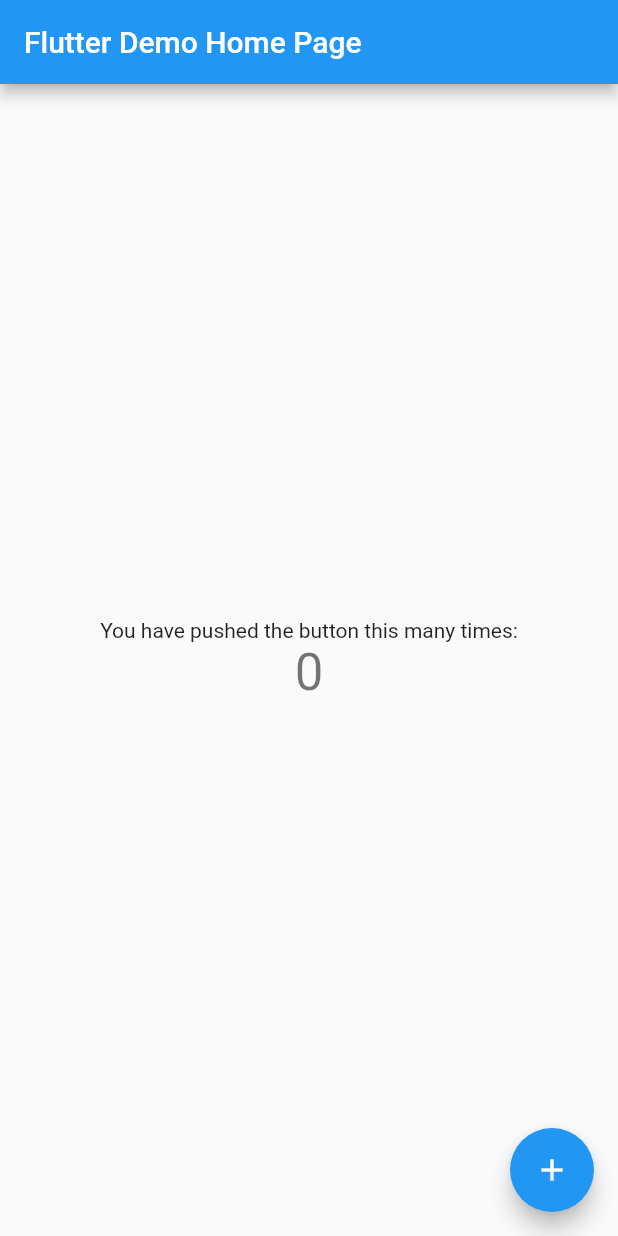
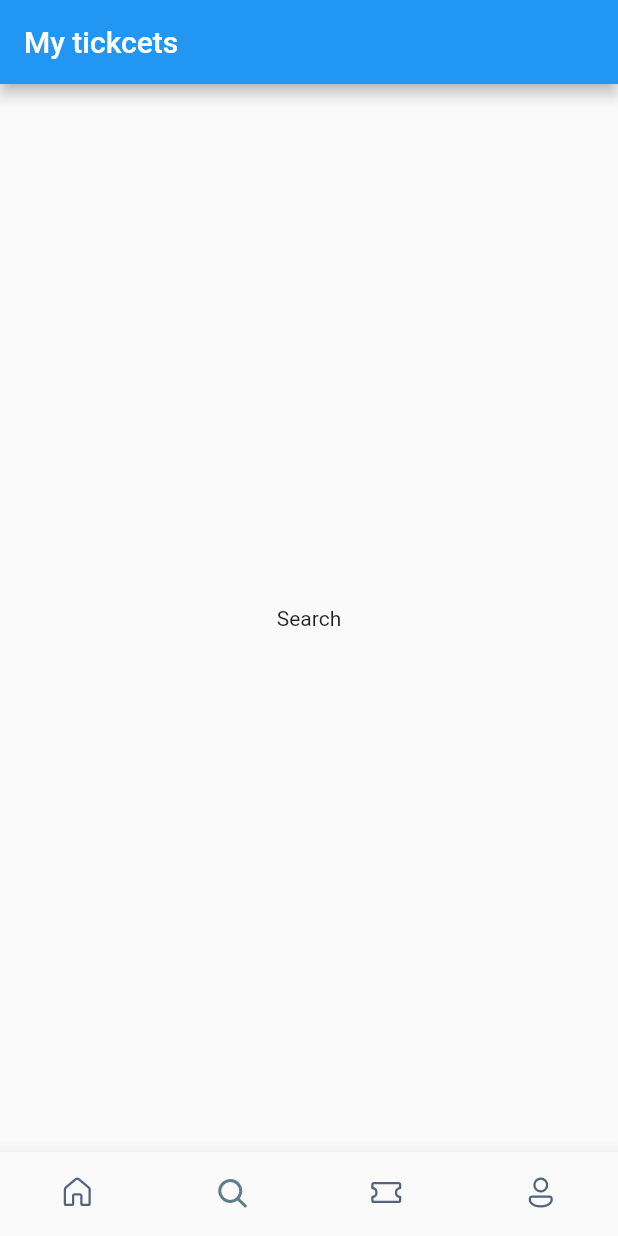
Before and after one commit to ecali/ticket_booking_app, a Flutter app: the screen it shows after launch, on a phone screen of 412 x 824 dp. Run offline on Flutter 3.47's test engine with Material 2 defaults, Android fonts, the phone set to English and light mode, and no system bars; our stand-ins replace fluentui_icons.

Commit message:
Create Bottom Bar
Add bottom bar icons and handle index for show body widget

```diff
--- a/lib/main.dart
+++ b/lib/main.dart
@@ -1,4 +1,5 @@
 import 'package:flutter/material.dart';
+import 'package:ticket_booking_app/screens/bottom_bar.dart';
 
 void main() {
   runApp(const MyApp());
@@ -13,103 +14,9 @@ class MyApp extends StatelessWidget {
     return MaterialApp(
       title: 'Flutter Demo',
       theme: ThemeData(
-        // This is the theme of your application.
-        //
-        // Try running your application with "flutter run". You'll see the
-        // application has a blue toolbar. Then, without quitting the app, try
-        // changing the primarySwatch below to Colors.green and then invoke
-        // "hot reload" (press "r" in the console where you ran "flutter run",
-        // or simply save your changes to "hot reload" in a Flutter IDE).
-        // Notice that the counter didn't reset back to zero; the application
-        // is not restarted.
         primarySwatch: Colors.blue,
       ),
-      home: const MyHomePage(title: 'Flutter Demo Home Page'),
+      home: const BottomBar(),
     );
   }
 }
-
-class MyHomePage extends StatefulWidget {
-  const MyHomePage({Key? key, required this.title}) : super(key: key);
-
-  // This widget is the home page of your application. It is stateful, meaning
-  // that it has a State object (defined below) that contains fields that affect
-  // how it looks.
-
-  // This class is the configuration for the state. It holds the values (in this
-  // case the title) provided by the parent (in this case the App widget) and
-  // used by the build method of the State. Fields in a Widget subclass are
-  // always marked "final".
-
-  final String title;
-
-  @override
-  State<MyHomePage> createState() => _MyHomePageState();
-}
-
-class _MyHomePageState extends State<MyHomePage> {
-  int _counter = 0;
-
-  void _incrementCounter() {
-    setState(() {
-      // This call to setState tells the Flutter framework that something has
-      // changed in this State, which causes it to rerun the build method below
-      // so that the display can reflect the updated values. If we changed
-      // _counter without calling setState(), then the build method would not be
-      // called again, and so nothing would appear to happen.
-      _counter++;
-    });
-  }
-
-  @override
-  Widget build(BuildContext context) {
-    // This method is rerun every time setState is called, for instance as done
-    // by the _incrementCounter method above.
-    //
-    // The Flutter framework has been optimized to make rerunning build methods
-    // fast, so that you can just rebuild anything that needs updating rather
-    // than having to individually change instances of widgets.
-    return Scaffold(
-      appBar: AppBar(
-        // Here we take the value from the MyHomePage object that was created by
-        // the App.build method, and use it to set our appbar title.
-        title: Text(widget.title),
-      ),
-      body: Center(
-        // Center is a layout widget. It takes a single child and positions it
-        // in the middle of the parent.
-        child: Column(
-          // Column is also a layout widget. It takes a list of children and
-          // arranges them vertically. By default, it sizes itself to fit its
-          // children horizontally, and tries to be as tall as its parent.
-          //
-          // Invoke "debug painting" (press "p" in the console, choose the
-          // "Toggle Debug Paint" action from the Flutter Inspector in Android
-          // Studio, or the "Toggle Debug Paint" command in Visual Studio Code)
-          // to see the wireframe for each widget.
-          //
-          // Column has various properties to control how it sizes itself and
-          // how it positions its children. Here we use mainAxisAlignment to
-          // center the children vertically; the main axis here is the vertical
-          // axis because Columns are vertical (the cross axis would be
-          // horizontal).
-          mainAxisAlignment: MainAxisAlignment.center,
-          children: <Widget>[
-            const Text(
-              'You have pushed the button this many times:',
-            ),
-            Text(
-              '$_counter',
-              style: Theme.of(context).textTheme.headline4,
-            ),
-          ],
-        ),
-      ),
-      floatingActionButton: FloatingActionButton(
-        onPressed: _incrementCounter,
-        tooltip: 'Increment',
-        child: const Icon(Icons.add),
-      ), // This trailing comma makes auto-formatting nicer for build methods.
-    );
-  }
-}
--- /dev/null
+++ b/lib/screens/bottom_bar.dart
@@ -0,0 +1,61 @@
+import 'package:fluentui_icons/fluentui_icons.dart';
+import 'package:flutter/cupertino.dart';
+import 'package:flutter/material.dart';
+
+class BottomBar extends StatefulWidget {
+  const BottomBar({Key? key}) : super(key: key);
+
+  @override
+  State<BottomBar> createState() => _BottomBarState();
+}
+
+class _BottomBarState extends State<BottomBar> {
+  int _selectedIndex = 1;
+  static final List<Widget>_widgetOptions = <Widget>[
+    const Text('Home'),
+    const Text('Search'),
+    const Text('Tickets'),
+    const Text('Profile')
+  ];
+
+  void _onItemTapped(int index){
+    setState(() {
+      _selectedIndex = index;
+    });
+  }
+  @override
+  Widget build(BuildContext context) {
+    return Scaffold(
+      appBar: AppBar(
+        title: const Text('My tickcets')
+      ),
+      body: Center(
+          child: _widgetOptions[_selectedIndex]
+      ),
+      bottomNavigationBar: BottomNavigationBar(
+        currentIndex: _selectedIndex,
+        onTap: _onItemTapped,
+        elevation: 10,
+        showSelectedLabels: false,
+        showUnselectedLabels: false,
+        selectedItemColor: Colors.blueGrey,
+        type: BottomNavigationBarType.fixed,
+        unselectedItemColor: const Color(0xFF526480),
+        items: const [
+          BottomNavigationBarItem(icon: Icon(FluentSystemIcons.ic_fluent_home_regular),
+              activeIcon: Icon(FluentSystemIcons.ic_fluent_home_filled),
+              label: 'Home'),
+          BottomNavigationBarItem(icon: Icon(FluentSystemIcons.ic_fluent_search_regular),
+              activeIcon: Icon(FluentSystemIcons.ic_fluent_search_filled),
+              label: 'Search'),
+          BottomNavigationBarItem(icon: Icon(FluentSystemIcons.ic_fluent_ticket_regular),
+              activeIcon: Icon(FluentSystemIcons.ic_fluent_ticket_filled),
+              label: 'Ticket'),
+          BottomNavigationBarItem(icon: Icon(FluentSystemIcons.ic_fluent_person_regular),
+              activeIcon: Icon(FluentSystemIcons.ic_fluent_person_filled),
+              label: 'Profile'),
+        ],
+      ),
+    );
+  }
+}
```
